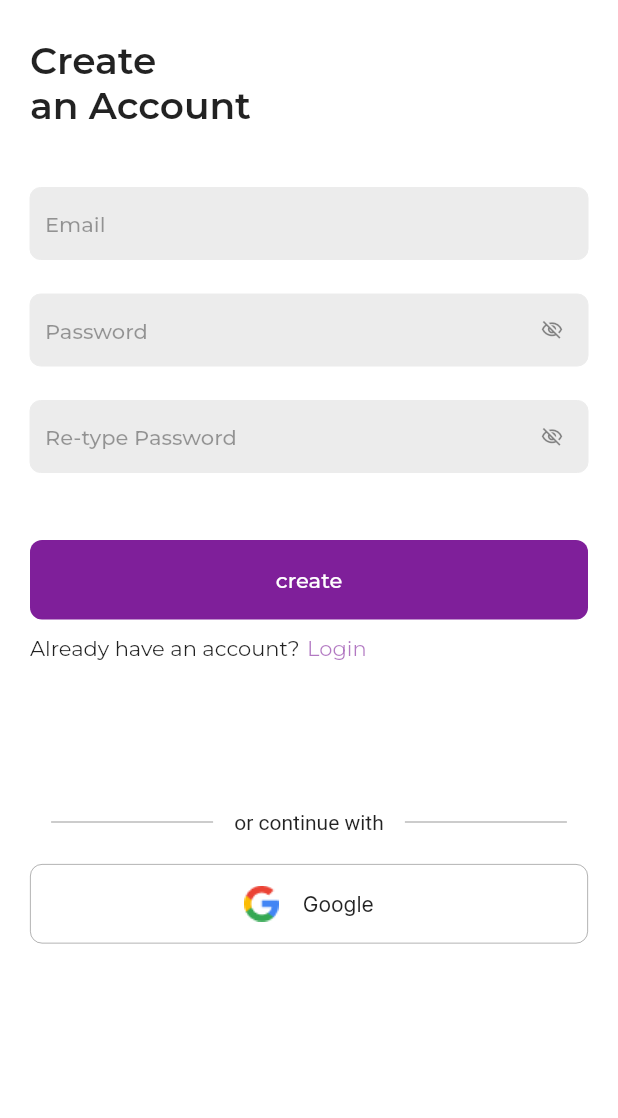
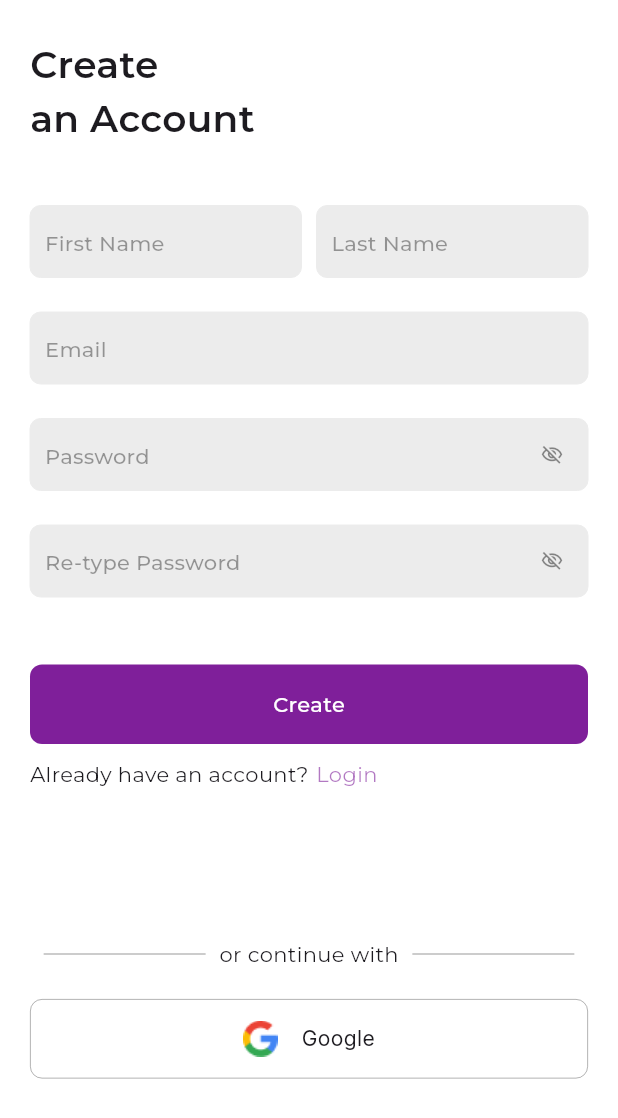
Before and after one commit to Maxzeno/socialscan, a Flutter app: the screen it shows after launch, on a phone screen of 412 x 824 dp. Shown: the top 1118 px of the screen. Run offline on Flutter 3.47's test engine with Material 3 defaults, Android fonts, the phone set to English and light mode, and no system bars; our stand-ins replace google_fonts.

Commit message:
second-commit

```diff
--- a/lib/main.dart
+++ b/lib/main.dart
@@ -1,4 +1,5 @@
 import 'package:flutter/material.dart';
+import 'package:google_fonts/google_fonts.dart';
 import 'package:socialscan/views/auth/screens/sign_up_screen.dart';
 
 void main() {
@@ -15,25 +16,13 @@
       title: 'Flutter Demo',
       debugShowCheckedModeBanner: false,
       theme: ThemeData(
-        // This is the theme of your application.
-        //
-        // TRY THIS: Try running your application with "flutter run". You'll see
-        // the application has a purple toolbar. Then, without quitting the app,
-        // try changing the seedColor in the colorScheme below to Colors.green
-        // and then invoke "hot reload" (save your changes or press the "hot
-        // reload" button in a Flutter-supported IDE, or press "r" if you used
-        // the command line to start the app).
-        //
-        // Notice that the counter didn't reset back to zero; the application
-        // state is not lost during the reload. To reset the state, use hot
-        // restart instead.
-        //
-        // This works for code too, not just values: Most code changes can be
-        // tested with just a hot reload.
-        // colorScheme: ColorScheme.fromSeed(seedColor: Colors.deepPurple),
+        textTheme: GoogleFonts.montserratTextTheme(
+          Theme.of(context).textTheme,
+        ),
+        colorScheme: ColorScheme.fromSeed(seedColor: const Color(0xFF7F1F9A)),
         useMaterial3: false,
       ),
-      home: SignUpScreen(),
+      home: const SignUpScreen(),
     );
   }
 }
--- a/lib/utils/strings.dart
+++ b/lib/utils/strings.dart
@@ -5,7 +5,7 @@ String reTypePassword = 'Re-type Password';
 String forgotPassword = 'Forgot password?';
 String alreadyHaveAnAccount = 'Already have an account?';
 String login = 'Login';
-String create = 'create';
+String create = 'Create';
 String signUp = 'Sign up';
 String google = 'Google';
 String orContinueWith = 'or continue with';
--- a/lib/utils/textfield.dart
+++ b/lib/utils/textfield.dart
@@ -9,15 +9,17 @@ class ReusableTextField extends StatelessWidget {
   final Widget? iconButton;
   final VoidCallback onTap;
   final dynamic controller;
-  const ReusableTextField(
-      {Key? key,
-      required this.hintText,
-      this.controller,
-      required this.onTap,
-      this.validator,
-      this.obscure,
-      this.iconButton})
-      : super(key: key);
+  final TextInputType textInputType;
+  const ReusableTextField({
+    Key? key,
+    required this.hintText,
+    this.controller,
+    required this.onTap,
+    this.validator,
+    this.obscure,
+    this.iconButton,
+    required this.textInputType,
+  }) : super(key: key);
 
   @override
   Widget build(BuildContext context) {
@@ -32,13 +34,13 @@ class ReusableTextField extends StatelessWidget {
         onTapOutside: (event) {
           FocusManager.instance.primaryFocus?.unfocus();
         },
-        keyboardType: TextInputType.visiblePassword,
+        keyboardType: textInputType,
         controller: controller,
         decoration: InputDecoration(
           border: InputBorder.none,
           hintText: hintText,
           // labelText: 'i3dn3kdnk3dn',
-          suffixIcon: iconButton!,
+          suffixIcon: iconButton ?? iconButton,
           hintStyle: GoogleFonts.montserrat(
             fontSize: 14.0,
             fontWeight: FontWeight.w500,
@@ -46,7 +48,7 @@ class ReusableTextField extends StatelessWidget {
           ),
 
           labelStyle: const TextStyle(fontSize: 16.0, color: Colors.grey),
-          contentPadding: const EdgeInsets.only(top: 5, left: 10),
+          contentPadding: const EdgeInsets.only(top: 5, left: 10, right: 10),
           enabledBorder: OutlineInputBorder(
             borderRadius: BorderRadius.circular(7),
             borderSide: const BorderSide(
--- a/lib/views/auth/screens/sign_in_screen.dart
+++ b/lib/views/auth/screens/sign_in_screen.dart
@@ -39,6 +39,7 @@ class _SignInScreenState extends State<SignInScreen> {
                 height: 40,
               ),
               ReusableTextField(
+                textInputType: TextInputType.emailAddress,
                 controller: emailController,
                 hintText: 'Email',
                 obscure: false,
@@ -49,6 +50,7 @@ class _SignInScreenState extends State<SignInScreen> {
                 height: 18,
               ),
               ReusableTextField(
+                textInputType: TextInputType.visiblePassword,
                 controller: passwordController,
                 hintText: 'Password',
                 obscure: _obscure,
--- a/lib/views/auth/screens/sign_up_screen.dart
+++ b/lib/views/auth/screens/sign_up_screen.dart
@@ -16,6 +16,8 @@ class SignUpScreen extends StatefulWidget {
 }
 
 class _SignUpScreenState extends State<SignUpScreen> {
+  final firstNameController = TextEditingController();
+  final lastNameController = TextEditingController();
   final emailController = TextEditingController();
   final passwordController = TextEditingController();
   final reTypePasswordController = TextEditingController();
@@ -46,17 +48,49 @@ class _SignUpScreenState extends State<SignUpScreen> {
               const SizedBox(
                 height: 40,
               ),
-              ReusableTextField(
-                controller: emailController,
-                hintText: 'Email',
-                obscure: false,
-                onTap: () {},
-                iconButton: const SizedBox(),
+              Row(
+                children: [
+                  Expanded(
+                    child: ReusableTextField(
+                      textInputType: TextInputType.name,
+                      controller: firstNameController,
+                      hintText: 'First Name',
+                      obscure: false,
+                      onTap: () {},
+                      iconButton: null,
+                    ),
+                  ),
+                  const SizedBox(
+                    width: 10,
+                  ),
+                  Expanded(
+                    child: ReusableTextField(
+                      textInputType: TextInputType.name,
+                      controller: lastNameController,
+                      hintText: 'Last Name',
+                      obscure: false,
+                      onTap: () {},
+                      iconButton: null,
+                    ),
+                  ),
+                ],
               ),
               const SizedBox(
                 height: 18,
               ),
               ReusableTextField(
+                textInputType: TextInputType.emailAddress,
+                controller: emailController,
+                hintText: 'Email',
+                obscure: false,
+                onTap: () {},
+                iconButton: null,
+              ),
+              const SizedBox(
+                height: 18,
+              ),
+              ReusableTextField(
+                textInputType: TextInputType.visiblePassword,
                 controller: passwordController,
                 hintText: 'Password',
                 obscure: _obscure,
@@ -82,6 +116,7 @@ class _SignUpScreenState extends State<SignUpScreen> {
                 height: 18,
               ),
               ReusableTextField(
+                textInputType: TextInputType.visiblePassword,
                 controller: reTypePasswordController,
                 hintText: reTypePassword,
                 obscure: _obscureText,
```
